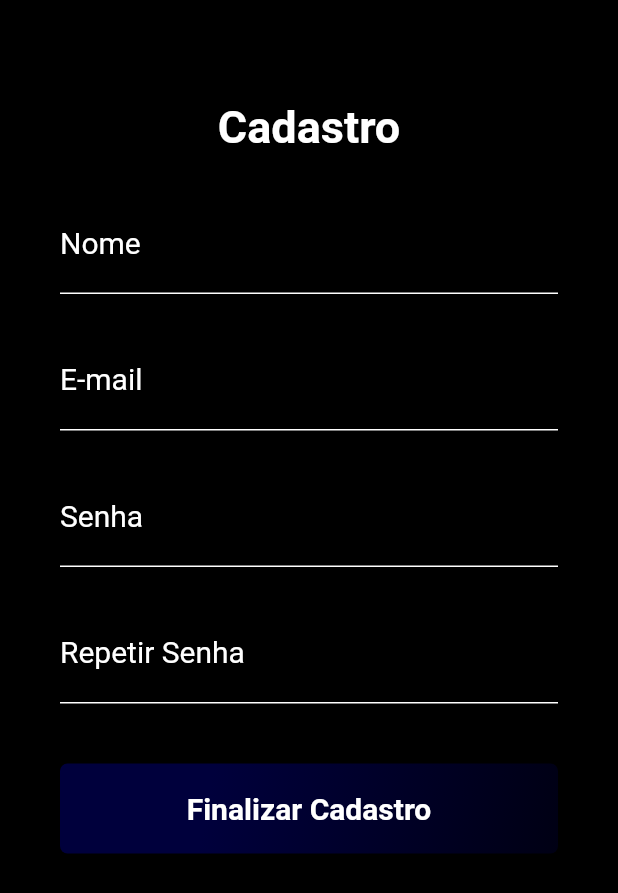
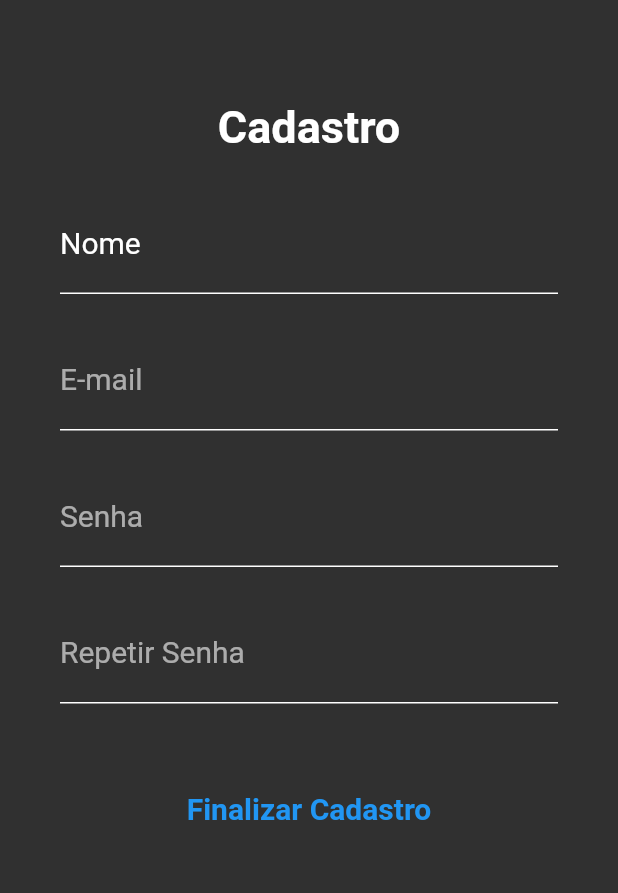
Before and after one commit to Games-Connect/Games_connect_project, a Flutter app: the screen it shows after launch, after a tap on "Cadastre-se", on a phone screen of 412 x 824 dp. Shown: the top 893 px of the screen. Run offline on Flutter 3.47's test engine with Material 2 defaults, Android fonts, the phone set to English and light mode, and no system bars; network calls fail.

Commit message:
Alterações de cor

```diff
--- a/lib/cadastro.dart
+++ b/lib/cadastro.dart
@@ -6,9 +6,8 @@ class Cadastro extends StatelessWidget {
   @override
   Widget build(BuildContext context) {
     return MaterialApp(
-      home: Scaffold(
-        body: FormularioCadastro(),
-      ),
+      theme: ThemeData.dark(),
+      home: FormularioCadastro(),
     );
   }
 }
@@ -19,7 +18,6 @@ class FormularioCadastro extends StatelessWidget {
     return Scaffold(
       body: Container(
         padding: EdgeInsets.only(top: 40, left: 40, right: 40),
-        color: Colors.black,
         child: ListView(
           children: <Widget>[
             SizedBox(
@@ -30,9 +28,7 @@ class FormularioCadastro extends StatelessWidget {
                         child: Text('Cadastro',
                             textAlign: TextAlign.center,
                             style: TextStyle(
-                                color: Colors.white,
-                                fontSize: 30,
-                                fontWeight: FontWeight.bold))))),
+                                fontSize: 30, fontWeight: FontWeight.bold))))),
             TextFormField(
               //cursorColor: Colors.yellow,
               // autofocus: true,
@@ -66,12 +62,11 @@ class FormularioCadastro extends StatelessWidget {
                 //borderSide: BorderSide(color: Colors.white)),
                 labelText: "E-mail",
                 labelStyle: TextStyle(
-                  color: Colors.white,
                   fontWeight: FontWeight.w400,
                   fontSize: 20,
                 ),
               ),
-              style: TextStyle(fontSize: 20, color: Colors.white),
+              style: TextStyle(fontSize: 20),
             ),
             SizedBox(
               height: 25,
@@ -88,12 +83,11 @@ class FormularioCadastro extends StatelessWidget {
                 //borderSide: BorderSide(color: Colors.white)),
                 labelText: "Senha",
                 labelStyle: TextStyle(
-                  color: Colors.white,
                   fontWeight: FontWeight.w400,
                   fontSize: 20,
                 ),
               ),
-              style: TextStyle(fontSize: 20, color: Colors.white),
+              style: TextStyle(fontSize: 20),
             ),
             SizedBox(
               height: 25,
@@ -110,12 +104,11 @@ class FormularioCadastro extends StatelessWidget {
                 //borderSide: BorderSide(color: Colors.white)),
                 labelText: "Repetir Senha",
                 labelStyle: TextStyle(
-                  color: Colors.white,
                   fontWeight: FontWeight.w400,
                   fontSize: 20,
                 ),
               ),
-              style: TextStyle(fontSize: 20, color: Colors.white),
+              style: TextStyle(fontSize: 20),
             ),
             SizedBox(
               height: 40,
@@ -124,7 +117,7 @@ class FormularioCadastro extends StatelessWidget {
               height: 60,
               alignment: Alignment.centerLeft,
               decoration: BoxDecoration(
-                gradient: LinearGradient(
+                /*gradient: LinearGradient(
                   begin: Alignment.topLeft,
                   end: Alignment.bottomRight,
                   stops: [0.3, 1],
@@ -132,7 +125,7 @@ class FormularioCadastro extends StatelessWidget {
                     Colors.black.withBlue(60),
                     Colors.black.withBlue(20)
                   ],
-                ),
+                ),*/
                 borderRadius: BorderRadius.all(
                   Radius.circular(5),
                 ),
@@ -147,7 +140,6 @@ class FormularioCadastro extends StatelessWidget {
                         'Finalizar Cadastro',
                         style: TextStyle(
                           fontWeight: FontWeight.bold,
-                          color: Colors.white,
                           fontSize: 20,
                         ),
                         textAlign: TextAlign.center,
--- a/lib/login.dart
+++ b/lib/login.dart
@@ -7,9 +7,8 @@ class Login extends StatelessWidget {
   @override
   Widget build(BuildContext context) {
     return MaterialApp(
-      home: Scaffold(
-        body: FormularioLogin(),
-      ),
+      theme: ThemeData.dark(),
+      home: FormularioLogin(),
     );
   }
 }
@@ -20,7 +19,6 @@ class FormularioLogin extends StatelessWidget {
     return Scaffold(
       body: Container(
         padding: EdgeInsets.only(top: 60, left: 40, right: 40),
-        color: Colors.black,
         child: ListView(
           children: <Widget>[
             SizedBox(
@@ -36,7 +34,7 @@ class FormularioLogin extends StatelessWidget {
                         child: Text('Games Connect',
                             textAlign: TextAlign.center,
                             style: TextStyle(
-                                color: Colors.white,
+                                //color: Colors.white,
                                 fontSize: 30,
                                 fontWeight: FontWeight.bold))))),
             TextField(
@@ -50,12 +48,12 @@ class FormularioLogin extends StatelessWidget {
                 ),
                 labelText: "E-mail",
                 labelStyle: TextStyle(
-                  color: Colors.white,
+                  //color: Colors.white,
                   fontWeight: FontWeight.w400,
                   fontSize: 20,
                 ),
               ),
-              style: TextStyle(fontSize: 20, color: Colors.white),
+              style: TextStyle(fontSize: 20),
             ),
             SizedBox(
               height: 25,
@@ -71,12 +69,12 @@ class FormularioLogin extends StatelessWidget {
                 ),
                 labelText: "Senha",
                 labelStyle: TextStyle(
-                  color: Colors.white,
+                  //color: Colors.white,
                   fontWeight: FontWeight.w400,
                   fontSize: 20,
                 ),
               ),
-              style: TextStyle(fontSize: 20, color: Colors.white),
+              style: TextStyle(fontSize: 20),
             ),
             SizedBox(
               height: 40,
@@ -85,7 +83,7 @@ class FormularioLogin extends StatelessWidget {
               height: 60,
               alignment: Alignment.centerLeft,
               decoration: BoxDecoration(
-                gradient: LinearGradient(
+                /*gradient: LinearGradient(
                   begin: Alignment.topLeft,
                   end: Alignment.bottomRight,
                   stops: [0.3, 1],
@@ -93,7 +91,7 @@ class FormularioLogin extends StatelessWidget {
                     Colors.black.withBlue(60),
                     Colors.black.withBlue(20)
                   ],
-                ),
+                ),*/
                 borderRadius: BorderRadius.all(
                   Radius.circular(5),
                 ),
@@ -108,7 +106,7 @@ class FormularioLogin extends StatelessWidget {
                         'Login',
                         style: TextStyle(
                           fontWeight: FontWeight.bold,
-                          color: Colors.white,
+                          //color: Colors.white,
                           fontSize: 20,
                         ),
                         textAlign: TextAlign.center,
@@ -130,12 +128,12 @@ class FormularioLogin extends StatelessWidget {
               height: 10,
             ),
             Container(
-              height: 40,
+              height: 20,
               child: TextButton(
                 child: Text(
                   "Cadastre-se",
                   textAlign: TextAlign.left,
-                  style: TextStyle(color: Colors.white),
+                  //style: TextStyle(color: Colors.white),
                 ),
                 onPressed: () {
                   Navigator.push(
@@ -148,7 +146,7 @@ class FormularioLogin extends StatelessWidget {
               ),
             ),
             SizedBox(
-              height: 1,
+              height: 5,
             ),
             Container(
               height: 20,
@@ -156,7 +154,7 @@ class FormularioLogin extends StatelessWidget {
                 child: Text(
                   "Sobre o App",
                   textAlign: TextAlign.center,
-                  style: TextStyle(color: Colors.white),
+                  //style: TextStyle(color: Colors.white),
                 ),
                 onPressed: () {
                   Navigator.push(
--- a/lib/main.dart
+++ b/lib/main.dart
@@ -11,9 +11,8 @@ class MyApp extends StatelessWidget {
   @override
   Widget build(BuildContext context) {
     return MaterialApp(
-      home: Scaffold(
-        body: Login(),
-      ),
+      theme: ThemeData.dark(),
+      home: Login(),
     );
   }
 }
```
